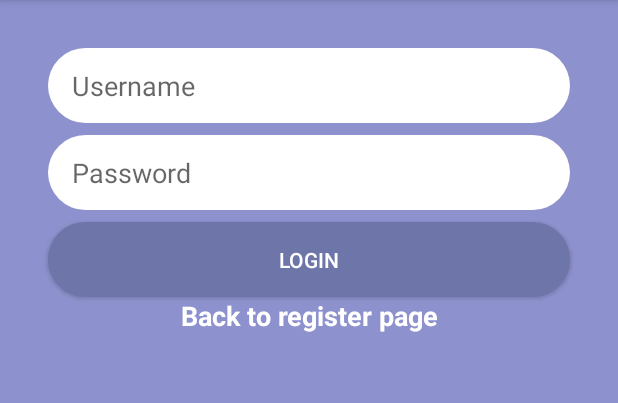
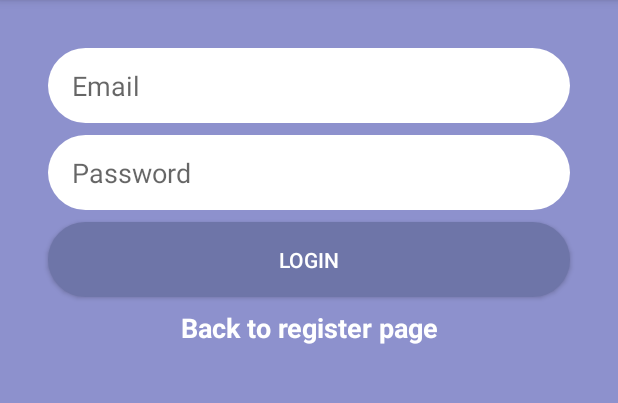
Before and after one commit to sayuree/android-simple-messenger, an Android app: the LoginActvity screen opened directly, with no data from a screen before it, on a phone screen of 412 x 824 dp, the part 84-487 px from its top. Run offline under Robolectric (Android 15) with nearby library versions, the phone set to English and light mode, and no system bars; our stand-ins replace Firebase (no records; nobody signed in at launch, a user with empty details on screens opened directly).

```diff
--- a/app/src/main/AndroidManifest.xml
+++ b/app/src/main/AndroidManifest.xml
@@ -9,6 +9,7 @@
         android:roundIcon="@mipmap/ic_launcher_round"
         android:supportsRtl="true"
         android:theme="@style/AppTheme">
+        <activity android:name=".LatestMessagesActivity"></activity>
         <activity android:name=".RegisterActivity">
             <intent-filter>
                 <action android:name="android.intent.action.MAIN" />
@@ -16,9 +17,7 @@
                 <category android:name="android.intent.category.LAUNCHER" />
             </intent-filter>
         </activity>
-        <activity android:name=".LoginActvity">
-
-        </activity>
+        <activity android:name=".LoginActvity"></activity>
     </application>
 
 </manifest>
--- a/app/src/main/java/kz/company/messenger/LoginActvity.kt
+++ b/app/src/main/java/kz/company/messenger/LoginActvity.kt
@@ -1,11 +1,37 @@
 package kz.company.messenger
 
+import android.content.Intent
 import android.os.Bundle
+import android.util.Log
+import android.widget.Toast
 import androidx.appcompat.app.AppCompatActivity
+import com.google.firebase.auth.ktx.auth
+import com.google.firebase.ktx.Firebase
+import kotlinx.android.synthetic.main.activity_login.*
+import kotlinx.android.synthetic.main.activity_register.*
 
 class LoginActvity:AppCompatActivity(){
     override fun onCreate(savedInstanceState: Bundle?) {
         super.onCreate(savedInstanceState)
         setContentView(R.layout.activity_login)
+        logInUser()
+
+        back_to_register_text_view.setOnClickListener {
+            finish()
+        }
     }
+
+    private fun logInUser() {
+        val email = username_edittext_login.text.toString()
+        val password = password_edittext_login.text.toString()
+        if (email.isEmpty() || password.isEmpty())
+            Toast.makeText(this,"Please enter email and password!", Toast.LENGTH_SHORT).show()
+        val auth = Firebase.auth
+        auth.signInWithEmailAndPassword(email, password).addOnCompleteListener {
+            Log.d("LoginActivity", "Sucessfully logged in!")
+        }.addOnFailureListener {
+            Log.d("LoginActivity", "Failed to log in ${it.message}")
+        }
+    }
+
 }
--- a/app/src/main/res/layout/activity_login.xml
+++ b/app/src/main/res/layout/activity_login.xml
@@ -14,8 +14,8 @@
         app:layout_constraintRight_toRightOf="parent"
         android:background="@drawable/rounded_edittext_register"
         app:layout_constraintLeft_toRightOf="parent"
-        android:inputType="text"
-        android:hint="@string/username"
+        android:inputType="textEmailAddress"
+        android:hint="@string/email"
         android:paddingLeft="16dp"
         android:layout_marginLeft="32dp"
         android:layout_marginRight="32dp"
@@ -55,6 +55,7 @@
         app:layout_constraintRight_toRightOf="@id/login_button"
         android:text="@string/back_to_register"
         android:textColor="@android:color/white"
+        android:layout_marginTop="8dp"
         android:textStyle="bold"
         android:textSize="18sp"
         android:gravity="center"/>
```
Also changed, not shown: app/src/main/java/kz/company/messenger/LatestMessagesActivity.kt (added, +27 -0 lines), app/src/main/java/kz/company/messenger/RegisterActivity.kt (+9 -2 lines), app/src/main/res/layout/activity_latest_messages.xml (added, +9 -0 lines).
